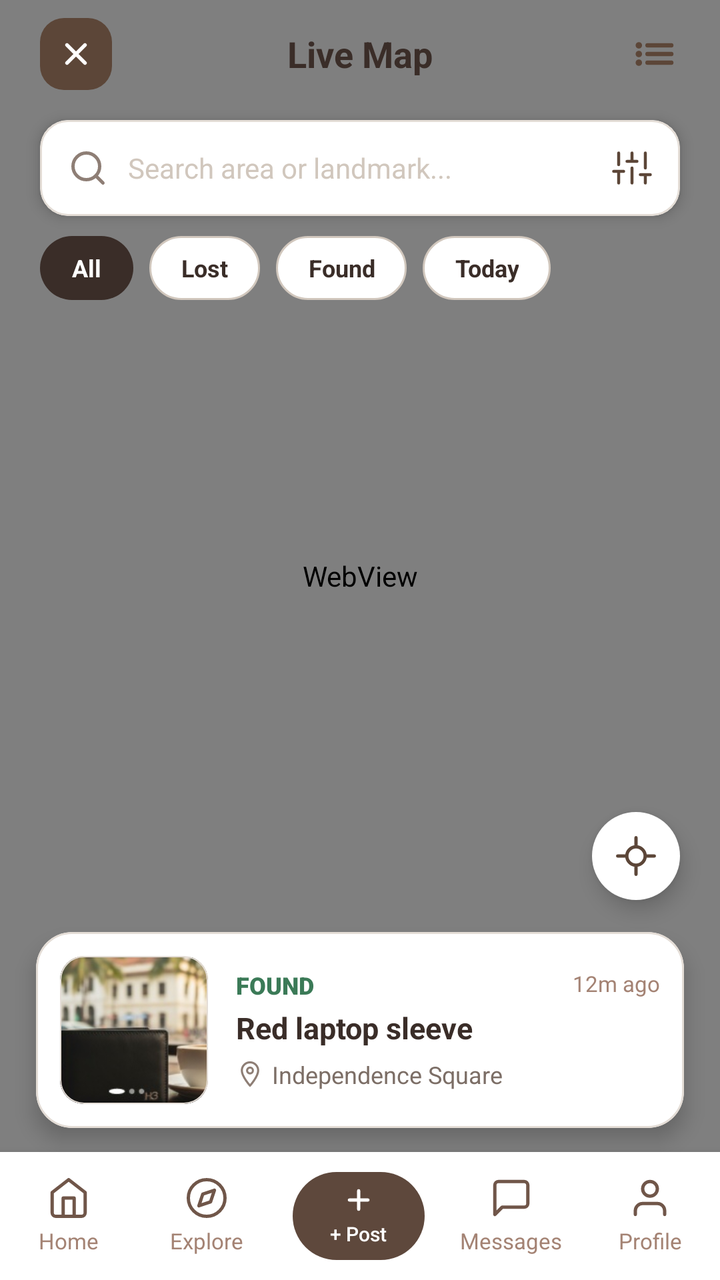
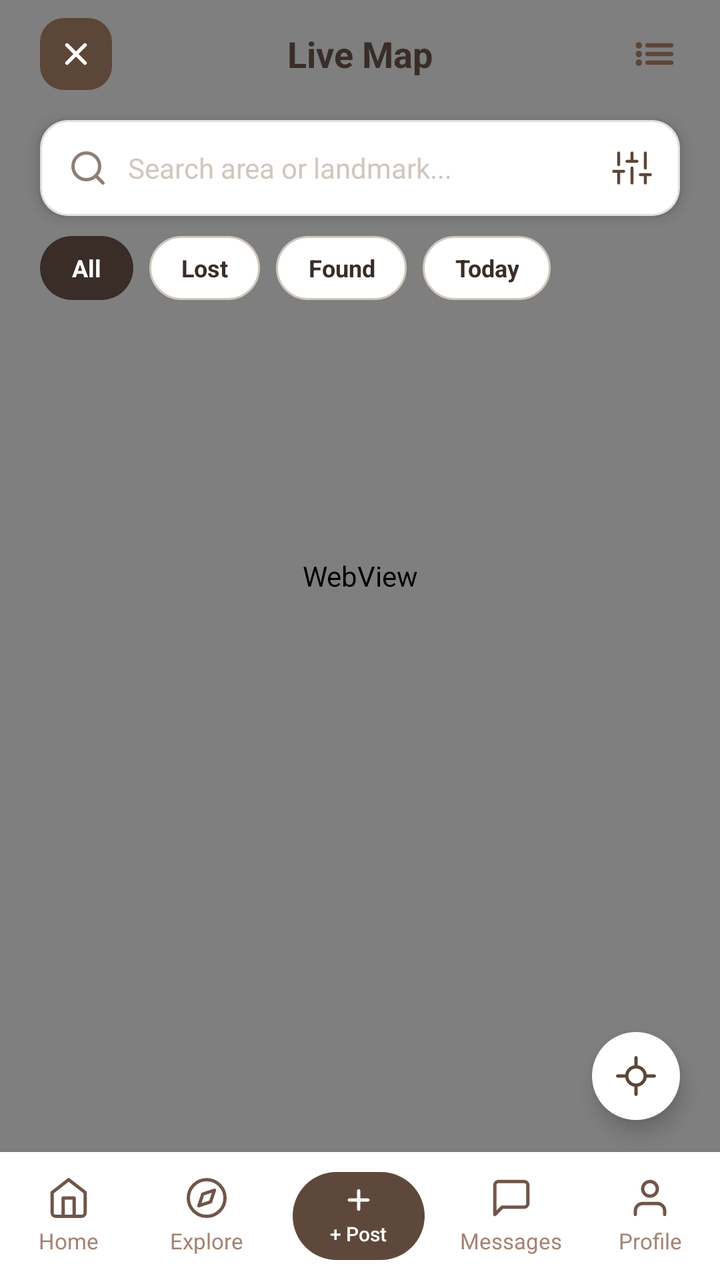

Before-and-after screenshots of an Android layout around one commit, followed by the original layout XML and the change that was made.
<!-- AndroidManifest.xml: application theme Theme.LostAndFound -->
<!-- res/layout/fragment_map.xml -->
<?xml version="1.0" encoding="utf-8"?>
<RelativeLayout xmlns:android="http://schemas.android.com/apk/res/android"
    xmlns:app="http://schemas.android.com/apk/res-auto"
    xmlns:tools="http://schemas.android.com/tools"
    android:id="@+id/mapRootBox"
    android:layout_width="match_parent"
    android:layout_height="match_parent"
    android:background="@color/white">

    
    <WebView
        android:id="@+id/webViewLeafletMap"
        android:layout_width="match_parent"
        android:layout_height="match_parent"
        android:layout_above="@+id/bottomNav" />

    
    <FrameLayout
        android:id="@+id/btnGpsTarget"
        android:layout_width="44dp"
        android:layout_height="44dp"
        android:layout_above="@+id/cardLaptopItem"
        android:layout_alignParentEnd="true"
        android:layout_marginEnd="20dp"
        android:layout_marginBottom="16dp"
        android:background="@drawable/bg_fab_white"
        android:clickable="true"
        android:elevation="6dp"
        android:focusable="true">

        <ImageView
            android:layout_width="22dp"
            android:layout_height="22dp"
            android:layout_gravity="center"
            android:contentDescription="GPS Target"
            android:src="@drawable/ic_gps_target"
            app:tint="#5C4638" />
    </FrameLayout>

    
    <LinearLayout
        android:id="@+id/topControlsBox"
        android:layout_width="match_parent"
        android:layout_height="wrap_content"
        android:layout_alignParentTop="true"
        android:orientation="vertical">

        
        <RelativeLayout
            android:id="@+id/headerBar"
            android:layout_width="match_parent"
            android:layout_height="54dp"
            android:paddingStart="20dp"
            android:paddingEnd="20dp">

            <FrameLayout
                android:id="@+id/btnClose"
                android:layout_width="36dp"
                android:layout_height="36dp"
                android:layout_alignParentStart="true"
                android:layout_centerVertical="true"
                android:background="@drawable/bg_close_btn"
                android:clickable="true"
                android:focusable="true">

                <ImageView
                    android:layout_width="18dp"
                    android:layout_height="18dp"
                    android:layout_gravity="center"
                    android:contentDescription="Close"
                    android:src="@drawable/ic_close_white" />
            </FrameLayout>

            <TextView
                android:id="@+id/tvTitle"
                android:layout_width="wrap_content"
                android:layout_height="wrap_content"
                android:layout_centerInParent="true"
                android:fontFamily="sans-serif-bold"
                android:text="Live Map"
                android:textColor="@color/text_primary"
                android:textSize="18sp"
                android:textStyle="bold" />

            <ImageView
                android:id="@+id/btnListView"
                android:layout_width="26dp"
                android:layout_height="26dp"
                android:layout_alignParentEnd="true"
                android:layout_centerVertical="true"
                android:background="?attr/selectableItemBackgroundBorderless"
                android:clickable="true"
                android:contentDescription="List view"
                android:focusable="true"
                android:src="@drawable/ic_list_view"
                app:tint="#5C4638" />
        </RelativeLayout>

        
        <com.google.android.material.card.MaterialCardView
            android:id="@+id/cardSearchContainer"
            android:layout_width="match_parent"
            android:layout_height="48dp"
            android:layout_marginStart="20dp"
            android:layout_marginTop="6dp"
            android:layout_marginEnd="20dp"
            app:cardBackgroundColor="@color/white"
            app:cardCornerRadius="14dp"
            app:cardElevation="4dp"
            app:strokeColor="@color/stroke_light"
            app:strokeWidth="1dp">

            <LinearLayout
                android:layout_width="match_parent"
                android:layout_height="match_parent"
                android:gravity="center_vertical"
                android:orientation="horizontal"
                android:paddingStart="14dp"
                android:paddingEnd="14dp">

                <ImageView
                    android:id="@+id/iconSearchLens"
                    android:layout_width="20dp"
                    android:layout_height="20dp"
                    android:contentDescription="Search"
                    android:src="@drawable/ic_search"
                    app:tint="#8E7E75" />

                <EditText
                    android:id="@+id/inputSearchArea"
                    android:layout_width="0dp"
                    android:layout_height="match_parent"
                    android:layout_marginStart="10dp"
                    android:layout_marginEnd="10dp"
                    android:layout_weight="1"
                    android:background="@null"
                    android:fontFamily="sans-serif"
                    android:hint="Search area or landmark..."
                    android:imeOptions="actionSearch"
                    android:inputType="text"
                    android:maxLines="1"
                    android:textColor="@color/text_primary"
                    android:textColorHint="@color/text_hint"
                    android:textSize="14sp" />

                <ImageView
                    android:id="@+id/btnFilterSliders"
                    android:layout_width="20dp"
                    android:layout_height="20dp"
                    android:clickable="true"
                    android:contentDescription="Filter sliders"
                    android:focusable="true"
                    android:src="@drawable/ic_filter"
                    app:tint="#5C4638" />
            </LinearLayout>
        </com.google.android.material.card.MaterialCardView>

        
        <LinearLayout
            android:id="@+id/filterChipsRow"
            android:layout_width="match_parent"
            android:layout_height="wrap_content"
            android:layout_marginStart="20dp"
            android:layout_marginTop="10dp"
            android:layout_marginEnd="20dp"
            android:orientation="horizontal">

            <TextView
                android:id="@+id/chipAllMap"
                android:layout_width="wrap_content"
                android:layout_height="32dp"
                android:background="@drawable/bg_chip_selected"
                android:clickable="true"
                android:focusable="true"
                android:gravity="center"
                android:paddingStart="16dp"
                android:paddingEnd="16dp"
                android:text="All"
                android:textColor="@color/white"
                android:textSize="12sp"
                android:textStyle="bold" />

            <TextView
                android:id="@+id/chipLost"
                android:layout_width="wrap_content"
                android:layout_height="32dp"
                android:layout_marginStart="8dp"
                android:background="@drawable/bg_chip_unselected"
                android:clickable="true"
                android:focusable="true"
                android:gravity="center"
                android:paddingStart="16dp"
                android:paddingEnd="16dp"
                android:text="Lost"
                android:textColor="@color/text_primary"
                android:textSize="12sp"
                android:textStyle="bold" />

            <TextView
                android:id="@+id/chipFound"
                android:layout_width="wrap_content"
                android:layout_height="32dp"
                android:layout_marginStart="8dp"
                android:background="@drawable/bg_chip_unselected"
                android:clickable="true"
                android:focusable="true"
                android:gravity="center"
                android:paddingStart="16dp"
                android:paddingEnd="16dp"
                android:text="Found"
                android:textColor="@color/text_primary"
                android:textSize="12sp"
                android:textStyle="bold" />

            <TextView
                android:id="@+id/chipToday"
                android:layout_width="wrap_content"
                android:layout_height="32dp"
                android:layout_marginStart="8dp"
                android:background="@drawable/bg_chip_unselected"
                android:clickable="true"
                android:focusable="true"
                android:gravity="center"
                android:paddingStart="16dp"
                android:paddingEnd="16dp"
                android:text="Today"
                android:textColor="@color/text_primary"
                android:textSize="12sp"
                android:textStyle="bold" />
        </LinearLayout>
    </LinearLayout>

    
    <com.google.android.material.card.MaterialCardView
        android:id="@+id/cardLaptopItem"
        android:layout_width="match_parent"
        android:layout_height="wrap_content"
        android:layout_above="@+id/bottomNav"
        android:layout_marginStart="18dp"
        android:layout_marginEnd="18dp"
        android:layout_marginBottom="12dp"
        app:cardBackgroundColor="@color/white"
        app:cardCornerRadius="18dp"
        app:cardElevation="6dp"
        app:strokeColor="@color/stroke_light"
        app:strokeWidth="1dp">

        <LinearLayout
            android:layout_width="match_parent"
            android:layout_height="wrap_content"
            android:gravity="center_vertical"
            android:orientation="horizontal"
            android:padding="12dp">

            
            <com.google.android.material.card.MaterialCardView
                android:layout_width="74dp"
                android:layout_height="74dp"
                app:cardCornerRadius="12dp"
                app:cardElevation="0dp"
                app:strokeColor="@color/stroke_light"
                app:strokeWidth="0.5dp">

                <ImageView
                    android:id="@+id/imgLaptopThumb"
                    android:layout_width="match_parent"
                    android:layout_height="match_parent"
                    android:contentDescription="Item image"
                    android:scaleType="centerCrop"
                    android:src="@drawable/img_wallet_details" />
            </com.google.android.material.card.MaterialCardView>

            
            <LinearLayout
                android:layout_width="0dp"
                android:layout_height="wrap_content"
                android:layout_marginStart="14dp"
                android:layout_weight="1"
                android:orientation="vertical">

                <RelativeLayout
                    android:layout_width="match_parent"
                    android:layout_height="wrap_content">

                    <TextView
                        android:id="@+id/tagFoundStatus"
                        android:layout_width="wrap_content"
                        android:layout_height="wrap_content"
                        android:layout_alignParentStart="true"
                        android:fontFamily="sans-serif-black"
                        android:text="FOUND"
                        android:textColor="@color/tag_found_color"
                        android:textSize="12sp"
                        android:textStyle="bold" />

                    <TextView
                        android:id="@+id/textItemTime"
                        android:layout_width="wrap_content"
                        android:layout_height="wrap_content"
                        android:layout_alignParentEnd="true"
                        android:fontFamily="sans-serif"
                        android:text="12m ago"
                        android:textColor="@color/text_secondary"
                        android:textSize="11sp" />
                </RelativeLayout>

                <TextView
                    android:id="@+id/textItemTitle"
                    android:layout_width="wrap_content"
                    android:layout_height="wrap_content"
                    android:layout_marginTop="3dp"
                    android:ellipsize="end"
                    android:fontFamily="sans-serif-bold"
                    android:maxLines="1"
                    android:text="Red laptop sleeve"
                    android:textColor="@color/text_primary"
                    android:textSize="15sp"
                    android:textStyle="bold" />

                <LinearLayout
                    android:layout_width="wrap_content"
                    android:layout_height="wrap_content"
                    android:layout_marginTop="5dp"
                    android:gravity="center_vertical"
                    android:orientation="horizontal">

                    <ImageView
                        android:layout_width="14dp"
                        android:layout_height="14dp"
                        android:contentDescription="Location"
                        android:src="@drawable/ic_location"
                        app:tint="#8E7E75" />

                    <TextView
                        android:id="@+id/textItemLocation"
                        android:layout_width="wrap_content"
                        android:layout_height="wrap_content"
                        android:layout_marginStart="4dp"
                        android:fontFamily="sans-serif"
                        android:text="Independence Square"
                        android:textColor="#7C6E66"
                        android:textSize="12sp" />
                </LinearLayout>
            </LinearLayout>

        </LinearLayout>
    </com.google.android.material.card.MaterialCardView>

    
    <include
        android:id="@+id/bottomNav"
        layout="@layout/fragment_bottom_nav"
        android:layout_width="match_parent"
        android:layout_height="64dp"
        android:layout_alignParentBottom="true" />

</RelativeLayout>
<!-- res/layout/fragment_bottom_nav.xml (included above) -->
<?xml version="1.0" encoding="utf-8"?>
<LinearLayout xmlns:android="http://schemas.android.com/apk/res/android"
    android:id="@+id/navCard"
    android:layout_width="match_parent"
    android:layout_height="64dp"
    android:background="@color/white"
    android:baselineAligned="false"
    android:elevation="8dp"
    android:gravity="center_vertical"
    android:orientation="horizontal">

    
    <LinearLayout
        android:id="@+id/tabHome"
        android:layout_width="0dp"
        android:layout_height="match_parent"
        android:layout_weight="1"
        android:clickable="true"
        android:focusable="true"
        android:gravity="center"
        android:orientation="vertical">

        <ImageView
            android:id="@+id/imgHome"
            android:layout_width="22dp"
            android:layout_height="22dp"
            android:contentDescription="Home"
            android:src="@drawable/ic_nav_home" />

        <TextView
            android:id="@+id/lblHome"
            android:layout_width="wrap_content"
            android:layout_height="wrap_content"
            android:layout_marginTop="3dp"
            android:fontFamily="sans-serif"
            android:text="Home"
            android:textColor="@color/text_secondary"
            android:textSize="11sp" />
    </LinearLayout>

    
    <LinearLayout
        android:id="@+id/tabExplore"
        android:layout_width="0dp"
        android:layout_height="match_parent"
        android:layout_weight="1"
        android:clickable="true"
        android:focusable="true"
        android:gravity="center"
        android:orientation="vertical">

        <ImageView
            android:id="@+id/imgExplore"
            android:layout_width="22dp"
            android:layout_height="22dp"
            android:contentDescription="Explore"
            android:src="@drawable/ic_nav_explore" />

        <TextView
            android:id="@+id/lblExplore"
            android:layout_width="wrap_content"
            android:layout_height="wrap_content"
            android:layout_marginTop="3dp"
            android:fontFamily="sans-serif"
            android:text="Explore"
            android:textColor="@color/text_secondary"
            android:textSize="11sp" />
    </LinearLayout>

    
    <LinearLayout
        android:id="@+id/tabPost"
        android:layout_width="0dp"
        android:layout_height="match_parent"
        android:layout_weight="1.2"
        android:clickable="true"
        android:focusable="true"
        android:gravity="center">

        <LinearLayout
            android:id="@+id/btnPostPill"
            android:layout_width="66dp"
            android:layout_height="44dp"
            android:background="@drawable/bg_nav_post_pill"
            android:gravity="center"
            android:orientation="vertical">

            <ImageView
                android:layout_width="16dp"
                android:layout_height="16dp"
                android:contentDescription="Post"
                android:src="@drawable/ic_nav_plus" />

            <TextView
                android:id="@+id/lblPost"
                android:layout_width="wrap_content"
                android:layout_height="wrap_content"
                android:layout_marginTop="2dp"
                android:fontFamily="sans-serif-medium"
                android:text="+ Post"
                android:textColor="@color/white"
                android:textSize="10sp" />
        </LinearLayout>
    </LinearLayout>

    
    <LinearLayout
        android:id="@+id/tabMessages"
        android:layout_width="0dp"
        android:layout_height="match_parent"
        android:layout_weight="1"
        android:clickable="true"
        android:focusable="true"
        android:gravity="center"
        android:orientation="vertical">

        <ImageView
            android:id="@+id/imgMessages"
            android:layout_width="22dp"
            android:layout_height="22dp"
            android:contentDescription="Messages"
            android:src="@drawable/ic_nav_messages" />

        <TextView
            android:id="@+id/lblMessages"
            android:layout_width="wrap_content"
            android:layout_height="wrap_content"
            android:layout_marginTop="3dp"
            android:fontFamily="sans-serif"
            android:text="Messages"
            android:textColor="@color/text_secondary"
            android:textSize="11sp" />
    </LinearLayout>

    
    <LinearLayout
        android:id="@+id/tabProfile"
        android:layout_width="0dp"
        android:layout_height="match_parent"
        android:layout_weight="1"
        android:clickable="true"
        android:focusable="true"
        android:gravity="center"
        android:orientation="vertical">

        <ImageView
            android:id="@+id/imgProfile"
            android:layout_width="22dp"
            android:layout_height="22dp"
            android:contentDescription="Profile"
            android:src="@drawable/ic_nav_profile" />

        <TextView
            android:id="@+id/lblProfile"
            android:layout_width="wrap_content"
            android:layout_height="wrap_content"
            android:layout_marginTop="3dp"
            android:fontFamily="sans-serif"
            android:text="Profile"
            android:textColor="@color/text_secondary"
            android:textSize="11sp" />
    </LinearLayout>

</LinearLayout>
<!-- resources referenced by this layout -->
<resources>
  <color name="stroke_light">#FFE4DDD6</color>
  <color name="tag_found_color">#FF3B7A57</color>
  <color name="text_hint">#FFD1C7BD</color>
  <color name="text_primary">#FF3A2D28</color>
  <color name="text_secondary">#FFA48374</color>
  <color name="white">#FFFFFFFF</color>
  <!-- drawable bg_chip_selected (drawable) -->
  <?xml version="1.0" encoding="utf-8"?>
  <shape xmlns:android="http://schemas.android.com/apk/res/android"
      android:shape="rectangle">
      <corners android:radius="20dp" />
      <solid android:color="@color/nude_dark" />
  </shape>
  <!-- drawable bg_chip_unselected (drawable) -->
  <?xml version="1.0" encoding="utf-8"?>
  <shape xmlns:android="http://schemas.android.com/apk/res/android"
      android:shape="rectangle">
      <corners android:radius="20dp" />
      <stroke
          android:width="1dp"
          android:color="@color/component_stroke_border" />
      <solid android:color="@color/white" />
  </shape>
  <!-- drawable bg_close_btn (drawable) -->
  <?xml version="1.0" encoding="utf-8"?>
  <shape xmlns:android="http://schemas.android.com/apk/res/android"
      android:shape="rectangle">
      <corners android:radius="12dp" />
      <solid android:color="#5C4638" />
  </shape>
  <!-- drawable bg_fab_white (drawable) -->
  <?xml version="1.0" encoding="utf-8"?>
  <shape xmlns:android="http://schemas.android.com/apk/res/android"
      android:shape="oval">
      <solid android:color="@color/white" />
  </shape>
  <!-- drawable bg_nav_post_pill (drawable) -->
  <?xml version="1.0" encoding="utf-8"?>
  <shape xmlns:android="http://schemas.android.com/apk/res/android"
      android:shape="rectangle">
      <corners android:radius="22dp" />
      <solid android:color="#5E483C" />
  </shape>
  <!-- drawable ic_close_white (drawable) -->
  <vector xmlns:android="http://schemas.android.com/apk/res/android"
      android:width="20dp"
      android:height="20dp"
      android:viewportWidth="24"
      android:viewportHeight="24">
    <path
        android:fillColor="@android:color/transparent"
        android:strokeColor="#FFFFFF"
        android:strokeWidth="2.4"
        android:strokeLineCap="round"
        android:strokeLineJoin="round"
        android:pathData="M18,6L6,18M6,6l12,12" />
  </vector>
  <!-- drawable ic_nav_plus (drawable) -->
  <vector xmlns:android="http://schemas.android.com/apk/res/android"
      android:width="20dp"
      android:height="20dp"
      android:viewportWidth="24"
      android:viewportHeight="24">
    <path
        android:fillColor="@android:color/transparent"
        android:strokeColor="#FFFFFF"
        android:strokeWidth="2.4"
        android:strokeLineCap="round"
        android:pathData="M12,5 V19 M5,12 H19" />
  </vector>
  <!-- drawable img_wallet_details: jpg bitmap (drawable, 18776 bytes) -->
  <style name="Theme.LostAndFound" parent="Base.Theme.LostAndFound" />
  <color name="nude_dark">#FF3A2D28</color>
  <color name="component_stroke_border">#FFD1C7BD</color>
  <style name="Base.Theme.LostAndFound" parent="Theme.Material3.DayNight.NoActionBar">
          
          <item name="android:statusBarColor">@color/white</item>
          <item name="android:windowLightStatusBar" tools:targetApi="m">true</item>
          <item name="android:navigationBarColor">@color/white</item>
          <item name="android:windowLightNavigationBar" tools:targetApi="o_mr1">true</item>
      </style>
  <!-- unchanged entries left out for length: 9 -->
</resources>

<!-- the commit's change to res/layout/fragment_map.xml (unified diff, before → after) -->
@@ -239,6 +239,7 @@
         android:layout_marginStart="18dp"
         android:layout_marginEnd="18dp"
         android:layout_marginBottom="12dp"
+        android:visibility="gone"
         app:cardBackgroundColor="@color/white"
         app:cardCornerRadius="18dp"
         app:cardElevation="6dp"
@@ -267,7 +268,7 @@
                     android:layout_height="match_parent"
                     android:contentDescription="Item image"
                     android:scaleType="centerCrop"
-                    android:src="@drawable/img_wallet_details" />
+                    android:src="@drawable/ic_item_placeholder" />
             </com.google.android.material.card.MaterialCardView>
 
             
<!-- resource entries referenced after the edit -->
@@ -57,6 +57,16 @@
         android:strokeLineJoin="round"
         android:pathData="M18,6L6,18M6,6l12,12" />
   </vector>
+  <!-- drawable ic_item_placeholder (drawable) -->
+  <vector xmlns:android="http://schemas.android.com/apk/res/android"
+      android:width="48dp"
+      android:height="48dp"
+      android:viewportWidth="24"
+      android:viewportHeight="24">
+      <path
+          android:fillColor="#8C847E"
+          android:pathData="M21,19V5c0,-1.1 -0.9,-2 -2,-2H5c-1.1,0 -2,0.9 -2,2v14c0,1.1 0.9,2 2,2h14c1.1,0 2,-0.9 2,-2zM8.5,13.5l2.5,3.01L14.5,12l4.5,6H5l3.5,-4.5z" />
+  </vector>
   <!-- drawable ic_nav_plus (drawable) -->
   <vector xmlns:android="http://schemas.android.com/apk/res/android"
       android:width="20dp"
@@ -70,7 +80,6 @@
         android:strokeLineCap="round"
         android:pathData="M12,5 V19 M5,12 H19" />
   </vector>
-  <!-- drawable img_wallet_details: jpg bitmap (drawable, 18776 bytes) -->
   <style name="Theme.LostAndFound" parent="Base.Theme.LostAndFound" />
   <color name="nude_dark">#FF3A2D28</color>
   <color name="component_stroke_border">#FFD1C7BD</color>
